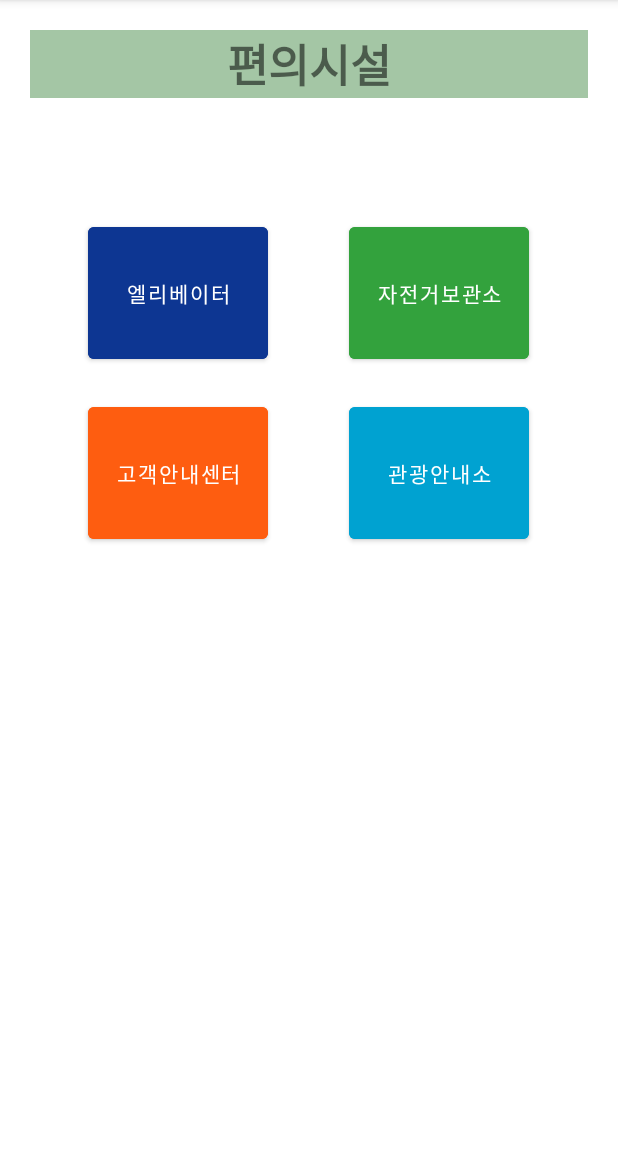
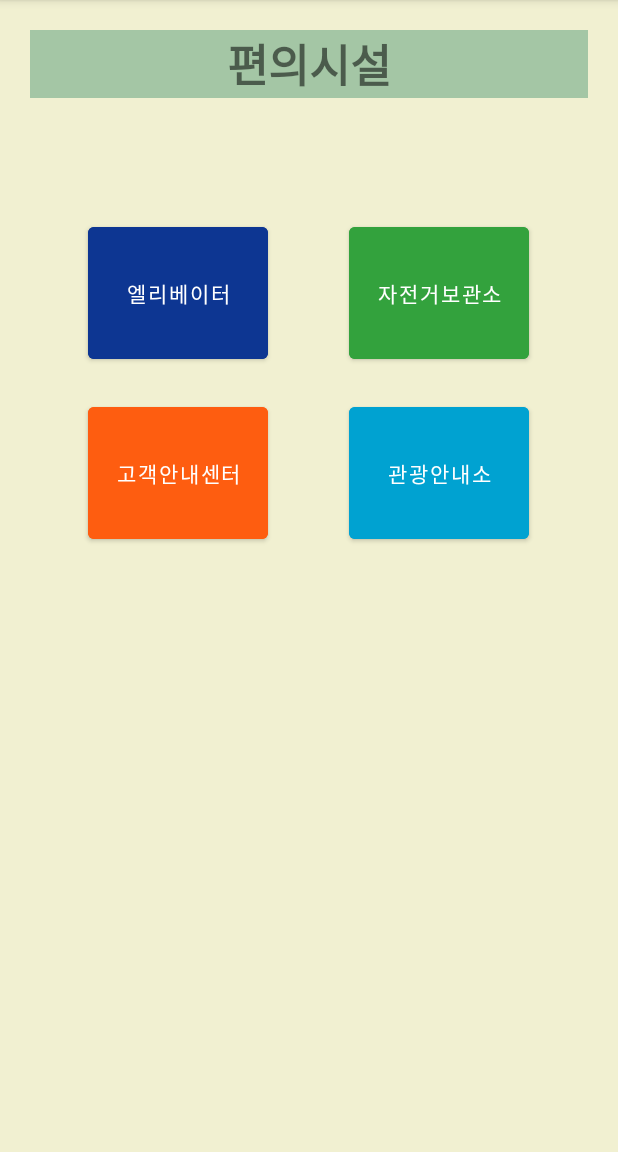
Before and after one commit to STIIIIITCH/SubTago_Java, an Android app: the ConvenienceActivity screen opened directly, with no data from a screen before it, on a phone screen of 412 x 824 dp, the part 84-1236 px from its top. Run offline under Robolectric (Android 15) with nearby library versions, the phone set to English and light mode, and no system bars.

Commit message:
background

```diff
--- a/app/src/main/res/layout/activity_bike.xml
+++ b/app/src/main/res/layout/activity_bike.xml
@@ -3,6 +3,7 @@
     android:layout_width="match_parent"
     android:layout_height="match_parent"
     android:padding="20dp"
+    android:background="@color/background"
     android:orientation="vertical">
 
 
--- a/app/src/main/res/layout/activity_cutomer.xml
+++ b/app/src/main/res/layout/activity_cutomer.xml
@@ -3,6 +3,7 @@
     android:layout_width="match_parent"
     android:layout_height="match_parent"
     android:padding="20dp"
+    android:background="@color/background"
     android:orientation="vertical">
 
 
--- a/app/src/main/res/layout/activity_line11.xml
+++ b/app/src/main/res/layout/activity_line11.xml
@@ -3,6 +3,7 @@
     android:layout_width="match_parent"
     android:layout_height="match_parent"
     android:padding="20dp"
+    android:background="@color/background"
     android:orientation="vertical">
 
 
--- a/app/src/main/res/layout/activity_place.xml
+++ b/app/src/main/res/layout/activity_place.xml
@@ -3,6 +3,7 @@
     android:layout_width="match_parent"
     android:layout_height="match_parent"
     android:padding="20dp"
+    android:background="@color/background"
     android:orientation="vertical">
 
 
--- a/app/src/main/res/layout/convenience_1.xml
+++ b/app/src/main/res/layout/convenience_1.xml
@@ -3,6 +3,7 @@
     android:layout_width="match_parent"
     android:layout_height="match_parent"
     android:orientation="vertical"
+    android:background="@color/background"
     android:padding="20dp">
 
     <LinearLayout
--- a/app/src/main/res/layout/convenienceline1.xml
+++ b/app/src/main/res/layout/convenienceline1.xml
@@ -3,6 +3,7 @@
     android:layout_width="match_parent"
     android:layout_height="match_parent"
     android:padding="20dp"
+    android:background="@color/background"
     android:orientation="vertical">
 
 
```
